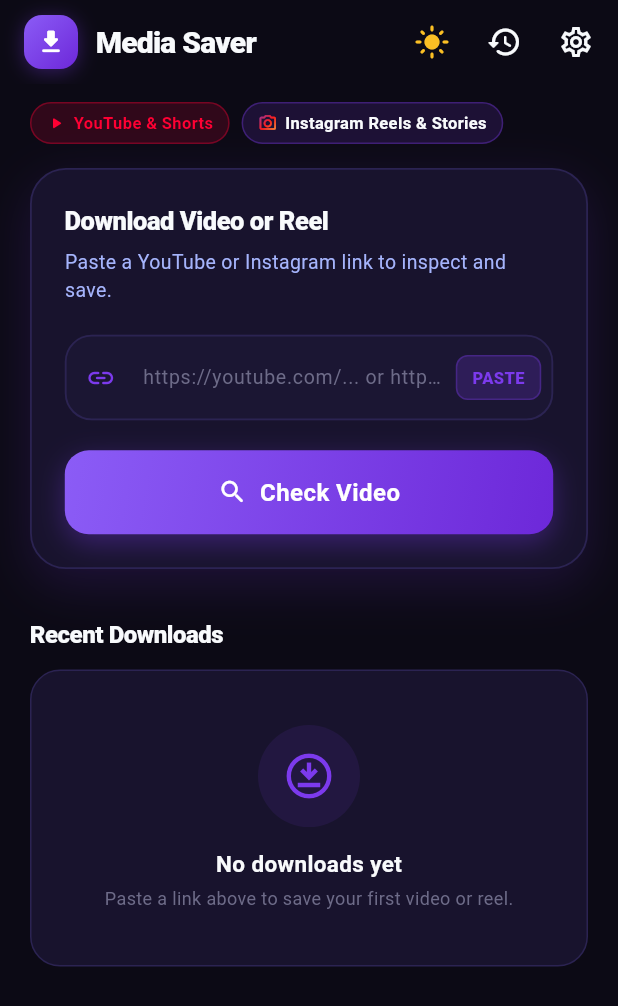
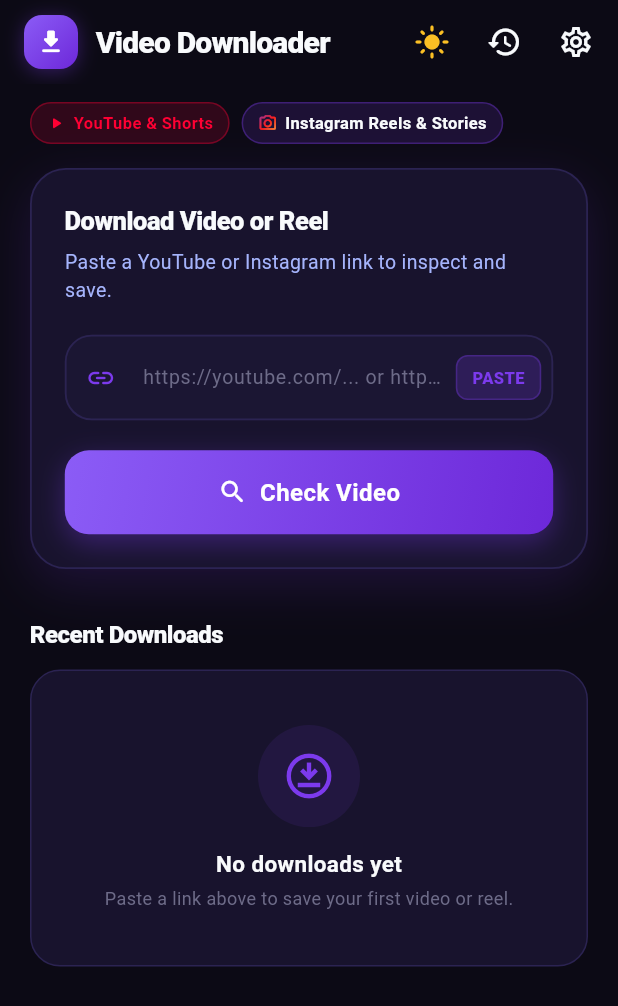
Before and after one commit to kachakaran6/videodownloader, a Flutter app: the screen it shows after launch, on a phone screen of 412 x 824 dp. Shown: the top 1006 px of the screen. Run offline on Flutter 3.47's test engine with Material 3 defaults, Android fonts, the phone set to English and light mode, and no system bars; our stand-ins replace cached_network_image, flutter_animate, flutter_riverpod, open_filex, share_plus, shared_preferences; missing offline and left inert: youtube_explode_dart.

Commit message:
feat(branding): rename application to Video Downloader across Android, iOS, and UI

```diff
--- a/lib/app/app.dart
+++ b/lib/app/app.dart
@@ -12,7 +12,7 @@
     final themeMode = ref.watch(themeModeProvider);
 
     return MaterialApp(
-      title: 'Media Saver',
+      title: 'Video Downloader',
       debugShowCheckedModeBanner: false,
       theme: AppTheme.lightTheme,
       darkTheme: AppTheme.darkTheme,
--- a/lib/features/inspect/presentation/home_screen.dart
+++ b/lib/features/inspect/presentation/home_screen.dart
@@ -146,7 +146,7 @@
             ),
             const SizedBox(width: 12),
             Text(
-              'Media Saver',
+              'Video Downloader',
               style: TextStyle(
                 fontWeight: FontWeight.w800,
                 fontSize: 20,
--- a/lib/features/settings/presentation/settings_screen.dart
+++ b/lib/features/settings/presentation/settings_screen.dart
@@ -299,7 +299,7 @@
                     child: const Icon(Icons.info_outline_rounded, color: AppColors.primary, size: 20),
                   ),
                   title: Text(
-                    'Media Saver',
+                    'Video Downloader',
                     style: TextStyle(
                       fontWeight: FontWeight.w600,
                       fontSize: 14,
```
Also changed, not shown: 3 other files.
